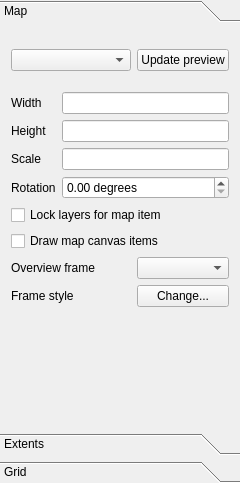
Above: src/ui/qgscomposermapwidgetbase.ui from kadas-albireo/kadas-albireo before the change. Below: the same form after it.
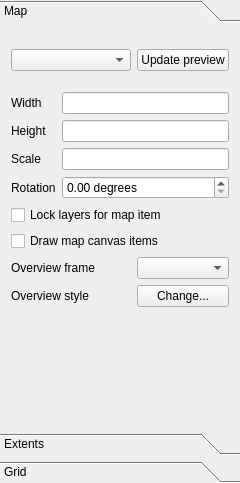
That is the form after the change. Custom widgets are drawn as their Qt base class.

Commit message: Move descriptive label

```diff
--- a/src/ui/qgscomposermapwidgetbase.ui
+++ b/src/ui/qgscomposermapwidgetbase.ui
@@ -233,7 +233,7 @@
        <item row="6" column="0">
         <widget class="QLabel" name="mFrameStyleLabel_2">
          <property name="text">
-          <string>Frame style</string>
+          <string>Overview style</string>
          </property>
         </widget>
        </item>
```
Left out of the diff: 2 changed lines with no effect on the pictures.
